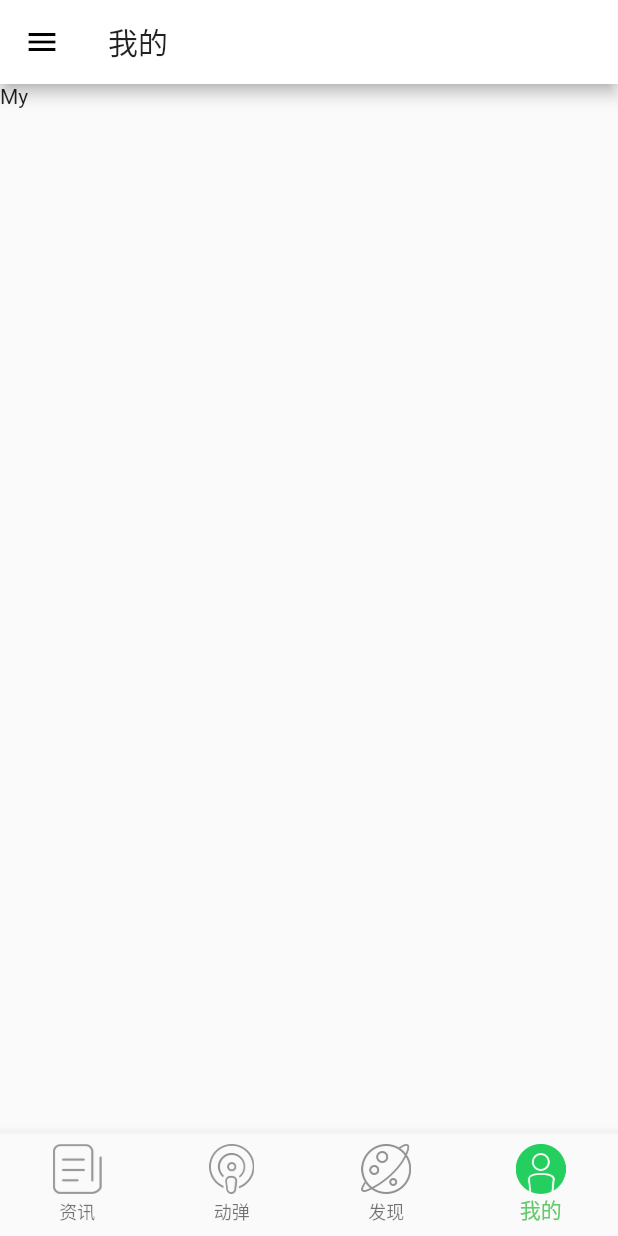
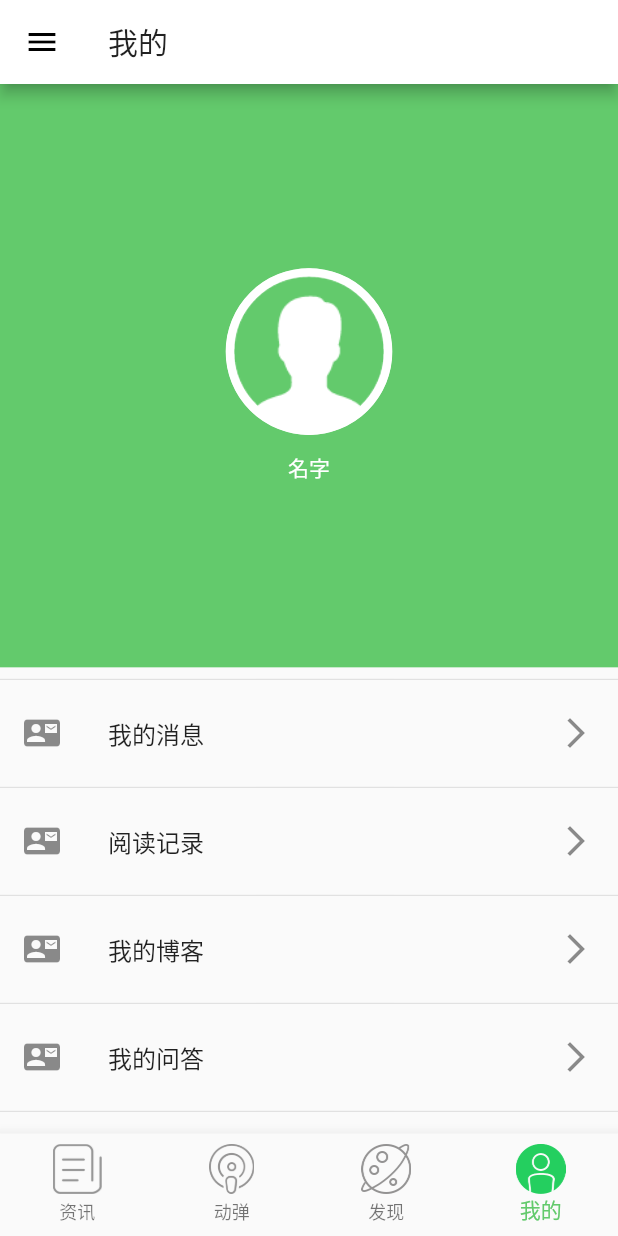
Before and after one commit to liuzeze/os_china, a Flutter app: the screen it shows after launch, swiped to page 4, on a phone screen of 412 x 824 dp. Run offline on Flutter 3.47's test engine with Material 2 defaults, Android fonts, the phone set to English and light mode, and no system bars; our stand-ins replace dio, fluttertoast, image_picker, page_transition, shared_preferences; missing offline and left inert: flutter_webview_plugin; network calls fail.

Commit message:
网络请求

```diff
--- a/lib/ui/page/my.dart
+++ b/lib/ui/page/my.dart
@@ -1,12 +1,48 @@
 import 'package:flutter/material.dart';
+import 'package:flutter_app/ui/page/my_head_view.dart';
 
-class My extends StatelessWidget {
+class My extends StatefulWidget {
+  @override
+  _MyState createState() => _MyState();
+}
+
+class _MyState extends State<My> {
+  List<String> myTitle;
+
+  @override
+  void initState() {
+    super.initState();
+    myTitle = [
+      '我的消息',
+      '阅读记录',
+      '我的博客',
+      '我的问答',
+      '我的活动',
+      '我的团队',
+      '邀请好友',
+    ];
+  }
+
   @override
   Widget build(BuildContext context) {
-    return Scaffold(
-      body: Container(
-        child: Text('My'),
-      ),
+    return ListView.separated(
+      itemBuilder: (BuildContext context, int index) {
+        if (index == 0) {
+          return MyHeadwidget();
+        } else {
+          index -= 1;
+          return ListTile(
+            title: Text(myTitle[index]),
+            onTap: () {},
+            trailing: Icon(Icons.arrow_forward_ios),
+            leading: Icon(Icons.contact_mail),
+          );
+        }
+      },
+      separatorBuilder: (BuildContext context, int index) {
+        return Divider();
+      },
+      itemCount: myTitle.length + 1,
     );
   }
 }
--- /dev/null
+++ b/lib/ui/page/my_head_view.dart
@@ -0,0 +1,61 @@
+import 'package:flutter/material.dart';
+import 'package:flutter_app/ui/page/login_webview.dart';
+import 'package:flutter_app/utils/config_utils.dart';
+import 'package:fluttertoast/fluttertoast.dart';
+
+class MyHeadwidget extends StatefulWidget {
+  @override
+  _MyHeadwidgetState createState() => _MyHeadwidgetState();
+}
+
+class _MyHeadwidgetState extends State<MyHeadwidget> {
+  void _login() {
+    Fluttertoast.showToast(msg: "去登陆");
+  }
+
+  @override
+  Widget build(BuildContext context) {
+    return Container(
+      height: SizeUtils.px_350,
+      color: Color(ColorUtils.c_63ca6c),
+      child: Center(
+        child: Column(
+          crossAxisAlignment: CrossAxisAlignment.center,
+          mainAxisAlignment: MainAxisAlignment.center,
+          children: <Widget>[
+            GestureDetector(
+              onTap: () {
+                Navigator.push<String>(context,
+                    MaterialPageRoute(builder: (context) {
+                      return LoginWebView();
+                    })).then((statue) {
+                  if (statue == "success") {
+                    _login();
+                  }
+                });
+              },
+              child: Container(
+                width: SizeUtils.px_100,
+                height: SizeUtils.px_100,
+                margin: EdgeInsets.only(bottom: SizeUtils.px_10),
+                decoration: BoxDecoration(
+                    border: Border.all(
+                        width: SizeUtils.px_5,
+                        color: Color(ColorUtils.c_ffffff)),
+                    shape: BoxShape.circle,
+                    image: DecorationImage(
+                        fit: BoxFit.cover,
+                        image:
+                        AssetImage('assets/images/ic_avatar_default.png'))),
+              ),
+            ),
+            Text(
+              '名字',
+              style: TextStyle(color: Color(ColorUtils.c_ffffff)),
+            )
+          ],
+        ),
+      ),
+    );
+  }
+}
--- a/lib/ui/page/news.dart
+++ b/lib/ui/page/news.dart
@@ -39,7 +39,6 @@ class _NewsState extends State<News> {
           indicatorAlignmentPos: MainAxisAlignment.end,
           indicatorSize:SizeUtils.px_5,
           onBannerClickListener: (index, itemData) {
-            print('liuze${itemData.title}');
           },
           data: data2,
           buildTitle: (int index, itemData) {
--- a/lib/utils/config_utils.dart
+++ b/lib/utils/config_utils.dart
@@ -11,11 +11,15 @@ class ColorUtils {
 }
 
 class SizeUtils {
+  static final double px_2 = ScreenUtil().getWidthPx(2);
   static final double px_5 = ScreenUtil().getWidthPx(5);
   static final double px_8 = ScreenUtil().getWidthPx(8);
   static final double px_10 = ScreenUtil().getWidthPx(10);
+  static final double px_20 = ScreenUtil().getWidthPx(20);
   static final double px_30 = ScreenUtil().getWidthPx(30);
   static final double px_50 = ScreenUtil().getWidthPx(50);
+  static final double px_100 = ScreenUtil().getWidthPx(100);
   static final double px_300 = ScreenUtil().getWidthPx(300);
+  static final double px_350 = ScreenUtil().getWidthPx(350);
   static final double px_400 = ScreenUtil().getWidthPx(400);
 }
```
Also changed, not shown: lib/global/constant.dart (added, +12 -0 lines), lib/http/HttpUtils.dart (+53 -29 lines), lib/http/request_api.dart (added, +20 -0 lines), lib/ui/page/login_webview.dart (added, +91 -0 lines), lib/utils/data_utils.dart (added, +38 -0 lines), pubspec.yaml (+7 -0 lines), pubspec.lock.
